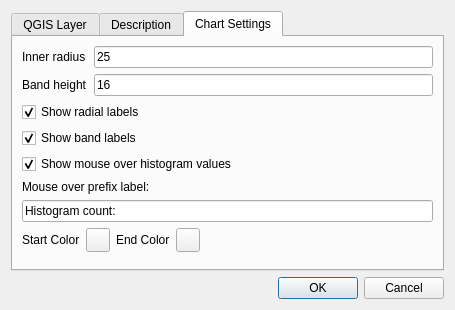
Old version of the form heatmapdialog.ui in the repository NationalSecurityAgency/qgis-d3datavis-plugin.
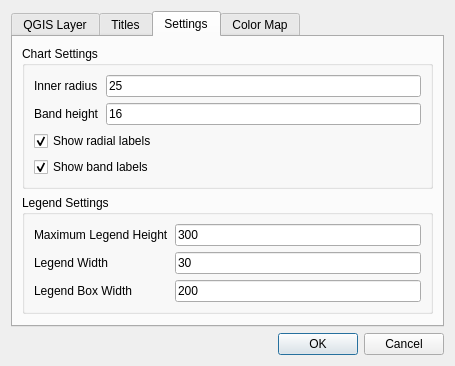
New version of the form. The open tabs and pages were chosen to show the change. Custom widgets are drawn as their Qt base class.

Commit message: Updated to support legends and more options.

```diff
--- a/heatmapdialog.ui
+++ b/heatmapdialog.ui
@@ -7,7 +7,7 @@
     <x>0</x>
     <y>0</y>
     <width>455</width>
-    <height>310</height>
+    <height>341</height>
    </rect>
   </property>
   <property name="windowTitle">
@@ -105,7 +105,7 @@
      </widget>
      <widget class="QWidget" name="description">
       <attribute name="title">
-       <string>Description</string>
+       <string>Titles</string>
       </attribute>
       <layout class="QVBoxLayout" name="verticalLayout_3">
        <item>
@@ -124,6 +124,54 @@
        <item>
         <widget class="QLineEdit" name="titleEdit"/>
        </item>
+       <item>
+        <widget class="QLabel" name="label_12">
+         <property name="text">
+          <string>Legend Title</string>
+         </property>
+        </widget>
+       </item>
+       <item>
+        <widget class="QLineEdit" name="legendEdit">
+         <property name="text">
+          <string>Legend</string>
+         </property>
+        </widget>
+       </item>
+       <item>
+        <widget class="QLabel" name="label_9">
+         <property name="text">
+          <string>Mouse Over Prefix</string>
+         </property>
+        </widget>
+       </item>
+       <item>
+        <widget class="QLineEdit" name="dataValueLabelEdit">
+         <property name="text">
+          <string>Incident count:</string>
+         </property>
+        </widget>
+       </item>
+       <item>
+        <widget class="QCheckBox" name="legendCheckBox">
+         <property name="text">
+          <string>Show Legend</string>
+         </property>
+         <property name="checked">
+          <bool>true</bool>
+         </property>
+        </widget>
+       </item>
+       <item>
+        <widget class="QCheckBox" name="showValuesCheckBox">
+         <property name="text">
+          <string>Show mouse over histogram values</string>
+         </property>
+         <property name="checked">
+          <bool>true</bool>
+         </property>
+        </widget>
+       </item>
        <item>
         <spacer name="verticalSpacer">
          <property name="orientation">
@@ -141,10 +189,16 @@
      </widget>
      <widget class="QWidget" name="settings">
       <attribute name="title">
-       <string>Chart Settings</string>
+       <string>Settings</string>
       </attribute>
       <layout class="QVBoxLayout" name="verticalLayout_4">
        <item>
+        <widget class="QGroupBox" name="groupBox1">
+         <property name="title">
+          <string>Chart Settings</string>
+         </property>
+         <layout class="QVBoxLayout" name="verticalLayout_6">
+          <item>
         <layout class="QFormLayout" name="formLayout_2">
          <item row="0" column="0">
           <widget class="QLabel" name="label_7">
@@ -196,27 +250,88 @@
          </property>
         </widget>
        </item>
+         </layout>
+        </widget>
+       </item>
        <item>
-        <widget class="QCheckBox" name="showValuesCheckBox">
+        <widget class="QGroupBox" name="groupBox">
+         <property name="title">
+          <string>Legend Settings</string>
+         </property>
+         <layout class="QVBoxLayout" name="verticalLayout_6">
+          <item>
+           <layout class="QFormLayout" name="formLayout_4">
+            <item row="0" column="0">
+             <widget class="QLabel" name="label_13">
          <property name="text">
-          <string>Show mouse over histogram values</string>
-         </property>
-         <property name="checked">
-          <bool>true</bool>
+               <string>Maximum Legend Height</string>
+              </property>
+             </widget>
+            </item>
+            <item row="1" column="0">
+             <widget class="QLabel" name="label_14">
+              <property name="text">
+               <string>Legend Width</string>
          </property>
         </widget>
        </item>
-       <item>
-        <widget class="QLabel" name="label_9">
+            <item row="0" column="1">
+             <widget class="QLineEdit" name="legendHeightEdit">
          <property name="text">
-          <string>Mouse over prefix label:</string>
+               <string>300</string>
          </property>
         </widget>
        </item>
+            <item row="1" column="1">
+             <widget class="QLineEdit" name="legendWidthEdit">
+              <property name="text">
+               <string>30</string>
+              </property>
+             </widget>
+            </item>
+            <item row="2" column="0">
+             <widget class="QLabel" name="label_15">
+              <property name="text">
+               <string>Legend Box Width</string>
+              </property>
+             </widget>
+            </item>
+            <item row="2" column="1">
+             <widget class="QLineEdit" name="legendBoxWidthEdit">
+              <property name="text">
+               <string>200</string>
+              </property>
+             </widget>
+            </item>
+           </layout>
+          </item>
+         </layout>
+        </widget>
+       </item>
        <item>
-        <widget class="QLineEdit" name="dataValueLabelEdit">
+        <spacer name="verticalSpacer_2">
+         <property name="orientation">
+          <enum>Qt::Vertical</enum>
+         </property>
+         <property name="sizeHint" stdset="0">
+          <size>
+           <width>20</width>
+           <height>40</height>
+          </size>
+         </property>
+        </spacer>
+       </item>
+      </layout>
+     </widget>
+     <widget class="QWidget" name="colormap">
+      <attribute name="title">
+       <string>Color Map</string>
+      </attribute>
+      <layout class="QVBoxLayout" name="verticalLayout_5">
+       <item>
+        <widget class="QLabel" name="label_16">
          <property name="text">
-          <string>Histogram count:</string>
+          <string>Heatmap Color Ramp</string>
          </property>
         </widget>
        </item>
@@ -300,7 +415,49 @@
         </layout>
        </item>
        <item>
-        <spacer name="verticalSpacer_2">
+        <layout class="QHBoxLayout" name="horizontalLayout_2">
+         <item>
+          <widget class="QLabel" name="label_17">
+           <property name="text">
+            <string>No Data Color </string>
+           </property>
+          </widget>
+         </item>
+         <item>
+          <widget class="QgsColorButtonV2" name="noDataColorSelector">
+           <property name="color">
+            <color>
+             <red>250</red>
+             <green>250</green>
+             <blue>250</blue>
+            </color>
+           </property>
+           <property name="defaultColor">
+            <color>
+             <red>250</red>
+             <green>250</green>
+             <blue>250</blue>
+            </color>
+           </property>
+          </widget>
+         </item>
+         <item>
+          <spacer name="horizontalSpacer_2">
+           <property name="orientation">
+            <enum>Qt::Horizontal</enum>
+           </property>
+           <property name="sizeHint" stdset="0">
+            <size>
+             <width>40</width>
+             <height>20</height>
+            </size>
+           </property>
+          </spacer>
+         </item>
+        </layout>
+       </item>
+       <item>
+        <spacer name="verticalSpacer_3">
          <property name="orientation">
           <enum>Qt::Vertical</enum>
          </property>
```
Left out of the diff: 6 changed lines with no effect on the pictures. Lines whose indentation alone changed are shown as unchanged. The commit also changes 2 other files.
